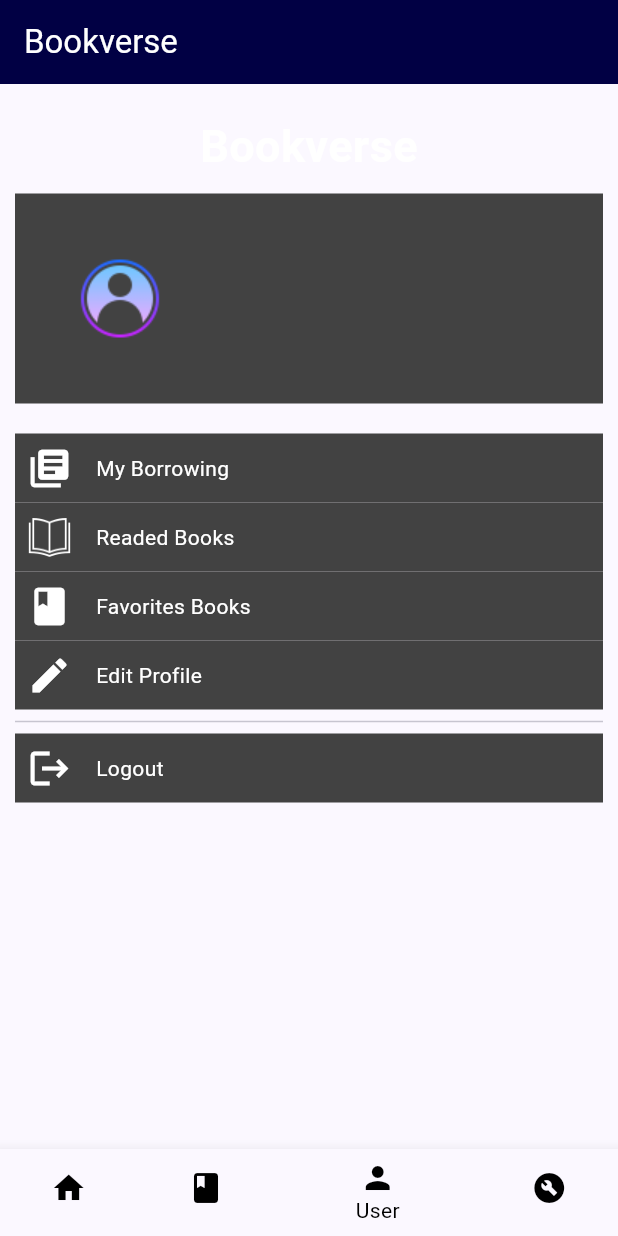
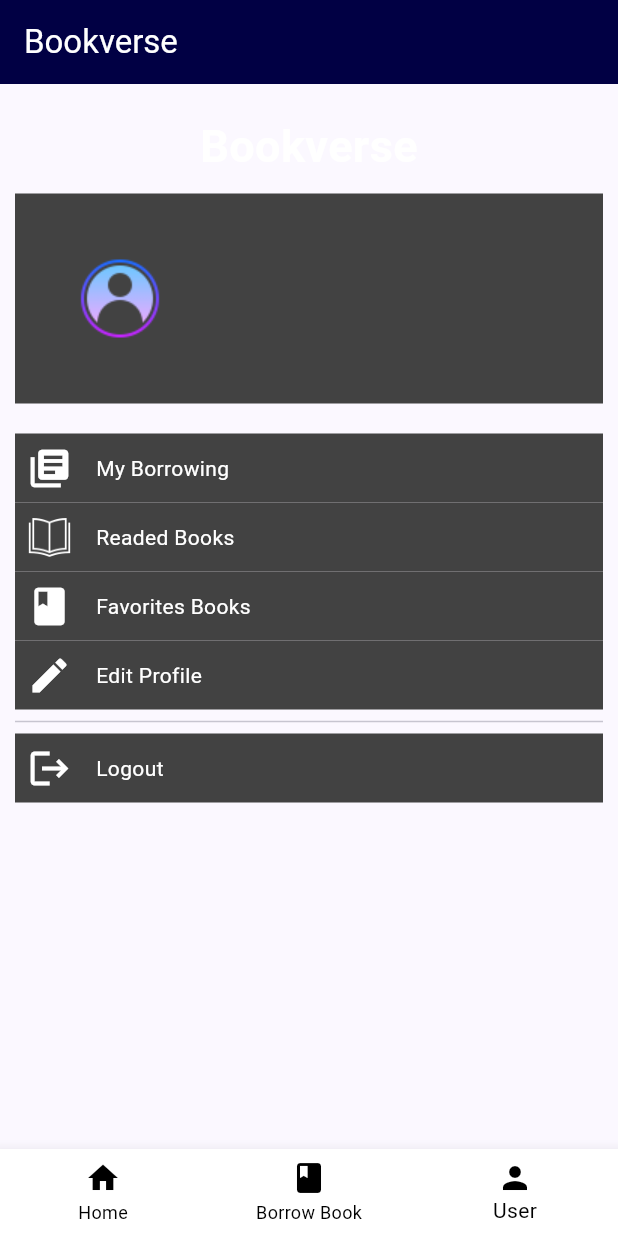
Before and after one commit to A-05-PBP-A/Bookverse-mobile, a Flutter app: the MyNavBar screen opened directly, item 3 of the bottom bar chosen, on a phone screen of 412 x 824 dp. Run offline on Flutter 3.47's test engine with Material 3 defaults, Android fonts, the phone set to English and light mode, and no system bars; our stand-ins replace flutter_rating_bar; missing offline and left inert: pbp_django_auth; accounts and stored records are empty; network calls fail.

Commit message:
delete navbar

```diff
--- a/lib/main.dart
+++ b/lib/main.dart
@@ -6,7 +6,6 @@ import 'package:bookverse_mobile/bookList/screens/landing_page.dart';
 import 'package:pbp_django_auth/pbp_django_auth.dart';
 import 'package:provider/provider.dart';
 import 'package:bookverse_mobile/user_profile/models/user_model.dart';
-import 'package:bookverse_mobile/admin/screens/overseer_page.dart';
 
 void main() {
   runApp(
@@ -56,7 +55,6 @@ class _MyNavBarState extends State<MyNavBar> {
     const MyHomePage(),
     const BookFormPage(),
     UserPage(),
-    const AdminPage(),
   ];
 
   void _onItemTapped(int index) {
@@ -86,10 +84,6 @@ class _MyNavBarState extends State<MyNavBar> {
             icon: Icon(Icons.person),
             label: 'User',
           ),
-          BottomNavigationBarItem(
-            icon: Icon(Icons.build_circle_sharp),
-            label: 'Admin',
-          ),
         ],
         currentIndex: _selectedIndex,
         selectedItemColor: Colors.black,
```
